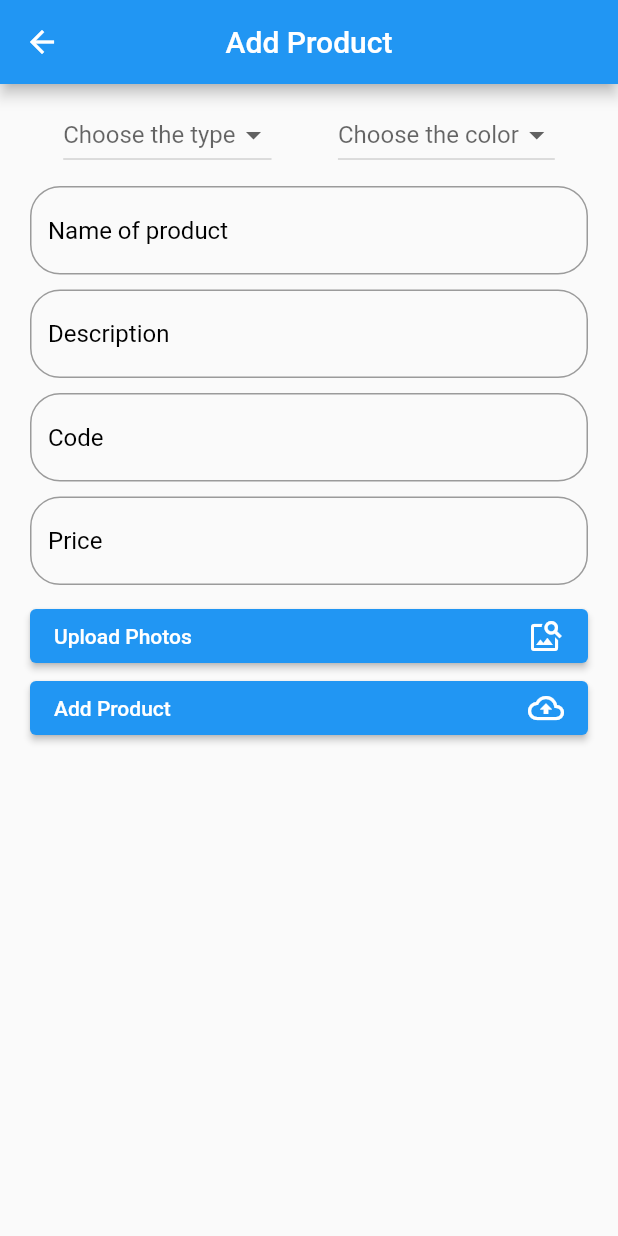
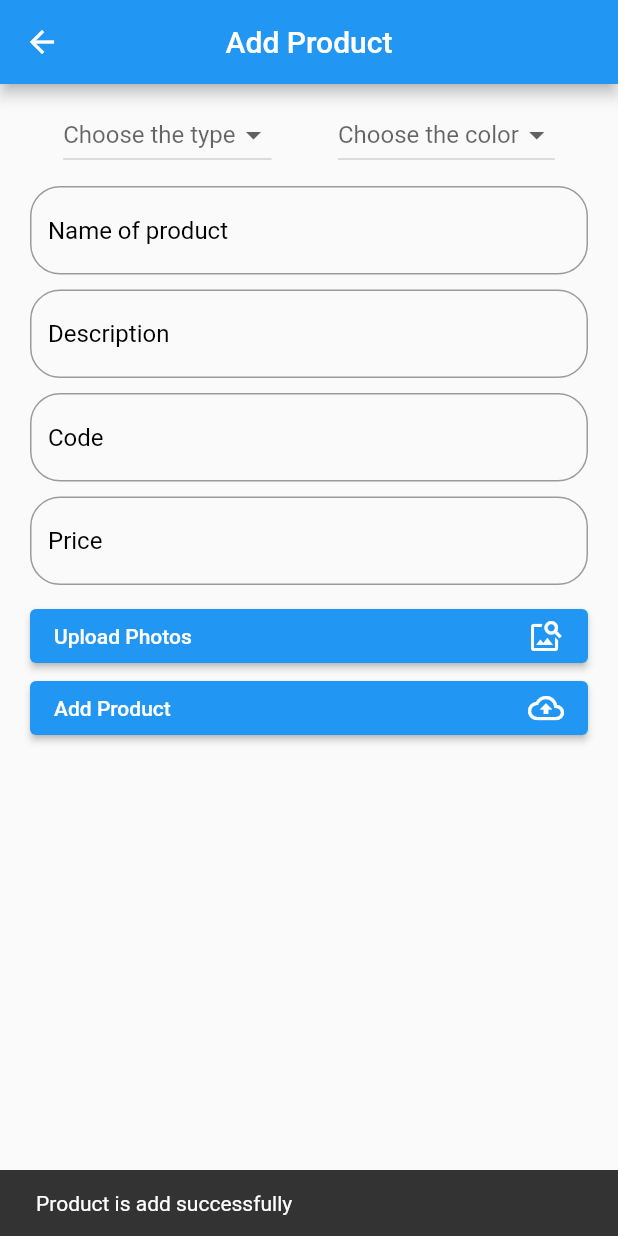
Before and after one commit to karaz-shopping/karaz-shpping, a Flutter app: the AddProduct screen opened directly, after a tap on "Add Product", on a phone screen of 412 x 824 dp. Run offline on Flutter 3.47's test engine with Material 2 defaults, Android fonts, the light colour scheme and no system bars; our stand-ins replace card_swiper, cloud_firestore, curved_navigation_bar, firebase_auth, firebase_core, google_sign_in and 1 more; missing offline and left inert: favorite_button; accounts and stored records are empty.

Commit message:
Add_Read_Products

```diff
--- a/lib/pages/home/home_page/custom_home.dart
+++ b/lib/pages/home/home_page/custom_home.dart
@@ -70,6 +70,7 @@ class _CustomHomeState extends State<CustomHome> {
               ),
               const CustomCircleAvatar(),
               const CustomSlider(),
+              const ViewProduct(),
               ElevatedButton(
                 onPressed: () {
                   Navigator.push(context, MaterialPageRoute(
--- a/lib/pages/products/add_product.dart
+++ b/lib/pages/products/add_product.dart
@@ -1,3 +1,4 @@
+import 'package:cloud_firestore/cloud_firestore.dart';
 import 'package:flutter/material.dart';
 
 class AddProduct extends StatefulWidget {
@@ -178,7 +179,34 @@ class _AddProductState extends State<AddProduct> {
                       Icon(Icons.cloud_upload_outlined),
                     ],
                   ),
-                  onPressed: () {},
+                  onPressed: () {
+                    try {
+                      final AddProduct = FirebaseFirestore.instance
+                          .collection("products")
+                          .doc();
+                      AddProduct.set({
+                        "type": chosenType.toString(),
+                        "color": chosenColor.toString(),
+                        'name': nameController.text,
+                        "description": descriptionController.text,
+                        "id": codeController.text,
+                        "price": priceController.text,
+                      });
+                      nameController.clear();
+                      descriptionController.clear();
+                      codeController.clear();
+                      priceController.clear();
+
+                      ScaffoldMessenger.of(context).showSnackBar(const SnackBar(
+                          content: Text("Product is add successfully")));
+                    } on FirebaseException catch (e) {
+                      ScaffoldMessenger.of(context).showSnackBar(
+                          SnackBar(content: Text(e.message.toString())));
+                    } catch (e) {
+                      ScaffoldMessenger.of(context).showSnackBar(
+                          const SnackBar(content: Text("Product add failed")));
+                    }
+                  },
                 ),
               ],
             ),
--- a/lib/pages/products/components/custom_add_card.dart
+++ b/lib/pages/products/components/custom_add_card.dart
@@ -1,3 +1,6 @@
+// ignore_for_file: unused_local_variable, non_constant_identifier_names
+
+import 'package:cloud_firestore/cloud_firestore.dart';
 import 'package:favorite_button/favorite_button.dart';
 import 'package:flutter/material.dart';
 import 'package:share_plus/share_plus.dart';
@@ -10,8 +13,20 @@ class CustomAdsCard extends StatefulWidget {
 }
 
 class _CustomAdsCardState extends State<CustomAdsCard> {
+  final CollectionReference Products =
+      FirebaseFirestore.instance.collection('products');
   @override
   Widget build(BuildContext context) {
+    return StreamBuilder(
+        stream: Products.snapshots(),
+        builder: (context, AsyncSnapshot<QuerySnapshot> streamSnapshot) {
+          if (streamSnapshot.hasData) {
+            return ListView.builder(
+                itemCount: streamSnapshot.data!.docs.length,
+                itemBuilder: (context, index) {
+                  final DocumentSnapshot documentSnapshot =
+                      streamSnapshot.data!.docs[index];
+                  final docId = streamSnapshot.data!.docs[index].id;
                   return Padding(
                     padding: const EdgeInsets.all(3),
                     child: SizedBox(
@@ -36,35 +51,39 @@ class _CustomAdsCardState extends State<CustomAdsCard> {
                                     height: 110,
                                     decoration: const BoxDecoration(
                                       image: DecorationImage(
-                          image: AssetImage('assets/images/manPerfume.jpg'),
+                                        image: AssetImage(
+                                            'assets/images/manPerfume.jpg'),
                                         fit: BoxFit.fill,
                                       ),
                                     ),
                                   ),
                                   Padding(
-                      padding: const EdgeInsets.all(7).copyWith(bottom: 0),
+                                    padding: const EdgeInsets.all(7)
+                                        .copyWith(bottom: 0),
                                     child: Column(
-                        crossAxisAlignment: CrossAxisAlignment.start,
+                                      crossAxisAlignment:
+                                          CrossAxisAlignment.start,
                                       children: [
                                         Row(
-                            children: const [
+                                          children: [
                                             Text(
-                                'title',
-                                style: TextStyle(
+                                              (documentSnapshot['name']),
+                                              style: const TextStyle(
                                                 fontSize: 13,
                                                 fontWeight: FontWeight.bold,
                                               ),
                                             ),
-                              Spacer(),
+                                            const Spacer(),
                                             Text(
-                                'color',
-                                style: TextStyle(fontSize: 12),
+                                              (documentSnapshot['color']),
+                                              style:
+                                                  const TextStyle(fontSize: 12),
                                             ),
                                           ],
                                         ),
                                         const SizedBox(height: 10),
-                          const Text(
-                            'descreptions lmlsv lmslv lsdmhgur nnnjids ',
+                                        Text(
+                                          (documentSnapshot['description']),
                                           maxLines: 1,
                                           softWrap: false,
                                           style: TextStyle(fontSize: 10),
@@ -80,21 +99,23 @@ class _CustomAdsCardState extends State<CustomAdsCard> {
                                           children: [
                                             Expanded(
                                               child: Column(
-                                  children: const [
+                                                children: [
                                                   Text(
-                                      '100',
-                                      style: TextStyle(
+                                                    (documentSnapshot['price']),
+                                                    style: const TextStyle(
                                                       fontSize: 12,
-                                        fontWeight: FontWeight.bold,
+                                                      fontWeight:
+                                                          FontWeight.bold,
                                                     ),
                                                   ),
-                                    Text(
-                                      'JD',
-                                      style: TextStyle(
-                                        fontSize: 12,
-                                        fontWeight: FontWeight.bold,
-                                      ),
-                                    ),
+                                                  // Text(
+                                                  //   'JD',
+                                                  //   style: TextStyle(
+                                                  //     fontSize: 12,
+                                                  //     fontWeight:
+                                                  //         FontWeight.bold,
+                                                  //   ),
+                                                  // ),
                                                 ],
                                               ),
                                             ),
@@ -111,12 +132,14 @@ class _CustomAdsCardState extends State<CustomAdsCard> {
                                             ),
                                             Expanded(
                                               child: IconButton(
-                                  padding: const EdgeInsets.all(1),
+                                                padding:
+                                                    const EdgeInsets.all(1),
                                                 onPressed: () {},
                                                 icon: Icon(
                                                   size: 20,
                                                   color: Colors.grey[700],
-                                    Icons.add_shopping_cart_rounded,
+                                                  Icons
+                                                      .add_shopping_cart_rounded,
                                                 ),
                                               ),
                                             ),
@@ -143,7 +166,8 @@ class _CustomAdsCardState extends State<CustomAdsCard> {
                                                   ),
                                                 ),
                                                 IconButton(
-                                    padding: const EdgeInsets.all(1),
+                                                  padding:
+                                                      const EdgeInsets.all(1),
                                                   iconSize: 20,
                                                   onPressed: () {
                                                     const urlPost = "url post";
@@ -172,5 +196,11 @@ class _CustomAdsCardState extends State<CustomAdsCard> {
                       ),
                     ),
                   );
+                });
+          }
+          return const Center(
+            child: CircularProgressIndicator(),
+          );
+        });
   }
 }
```
Also changed, not shown: lib/main.dart (+5 -3 lines), lib/pages/auth/signup.dart (+5 -2 lines), lib/pages/products/view_product.dart (+3 -11 lines). Lines whose indentation alone changed are shown as unchanged.
